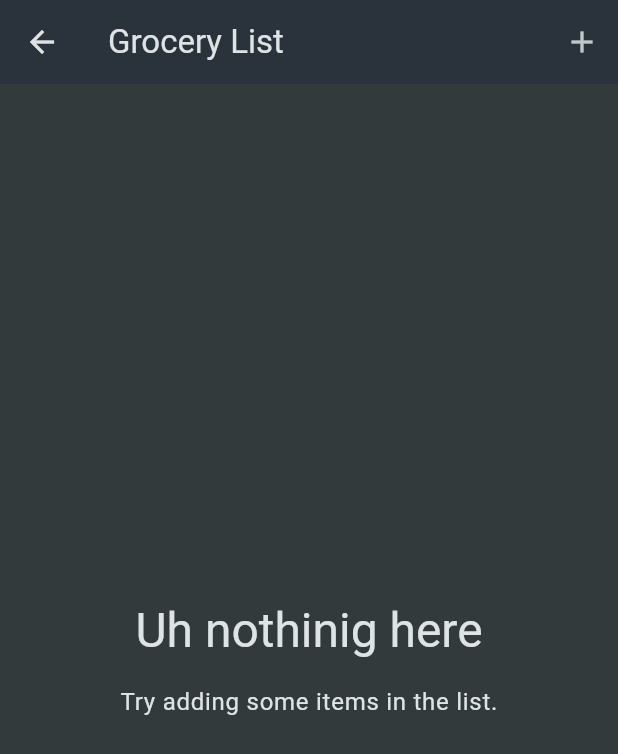
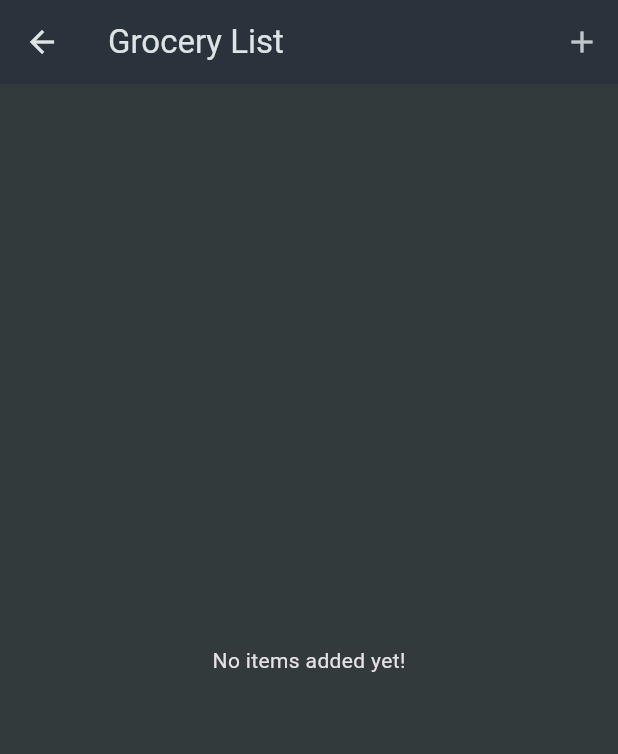
Before and after one commit to Rujalrambo/shopping_list_flutter, a Flutter app: the GroceryList screen opened directly, on a phone screen of 412 x 824 dp. Shown: the top 754 px of the screen. Run offline on Flutter 3.47's test engine with Material 3 defaults, Android fonts, the phone set to English and light mode, and no system bars.

Commit message:
using dissmissible widget to remove the item

```diff
--- a/lib/widgets/grocery_list.dart
+++ b/lib/widgets/grocery_list.dart
@@ -25,41 +25,26 @@ class _GroceryListState extends State<GroceryList> {
     });
   }
 
+  void _removeItem(GroceryItem item) {
+    setState(() {
+      _groceryItems.remove(item);
+    });
+  }
+
   @override
   Widget build(BuildContext context) {
-    return Scaffold(
-      appBar: AppBar(
-        title: const Text('Grocery List'),
-        actions: [IconButton(onPressed: _addItem, icon: Icon(Icons.add))],
-      ),
-      body:
-          _groceryItems.isEmpty
-              ? Center(
-                child: Column(
-                  mainAxisSize: MainAxisSize.min,
-                  children: [
-                    Text(
-                      'Uh nothinig here',
-                      style: Theme.of(
-                        context,
-                      ).textTheme.headlineLarge!.copyWith(
-                        color: Theme.of(context).colorScheme.onSurface,
-                      ),
-                    ),
-                    const SizedBox(height: 16),
-                    Text(
-                      'Try adding some items in the list.',
-                      style: Theme.of(context).textTheme.bodyLarge!.copyWith(
-                        color: Theme.of(context).colorScheme.onSurface,
-                      ),
-                    ),
-                  ],
-                ),
-              )
-              : ListView.builder(
+    Widget content = const Center(child: Text('No items added yet!'));
+
+    if (_groceryItems.isNotEmpty) {
+      content = ListView.builder(
         itemCount: _groceryItems.length,
         itemBuilder:
-                    (ctx, index) => ListTile(
+            (ctx, index) => Dismissible(
+              key: ValueKey(_groceryItems[index].id),
+              onDismissed: (direction) {
+                _removeItem(_groceryItems[index]);
+              },
+              child: ListTile(
                 title: Text(_groceryItems[index].name),
                 leading: Container(
                   width: 24,
@@ -71,4 +56,56 @@ class _GroceryListState extends State<GroceryList> {
             ),
       );
     }
+    return Scaffold(
+      appBar: AppBar(
+        title: const Text('Grocery List'),
+        actions: [IconButton(onPressed: _addItem, icon: Icon(Icons.add))],
+      ),
+      body: content,
+    );
   }
+}
+
+    // return Scaffold(
+    //   appBar: AppBar(
+    //     title: const Text('Grocery List'),
+    //     actions: [IconButton(onPressed: _addItem, icon: Icon(Icons.add))],
+    //   ),
+    //   body:
+    //       _groceryItems.isEmpty
+    //           ? Center(
+    //             child: Column(
+    //               mainAxisSize: MainAxisSize.min,
+    //               children: [
+    //                 Text(
+    //                   'Uh nothinig here',
+    //                   style: Theme.of(
+    //                     context,
+    //                   ).textTheme.headlineLarge!.copyWith(
+    //                     color: Theme.of(context).colorScheme.onSurface,
+    //                   ),
+    //                 ),
+    //                 const SizedBox(height: 16),
+    //                 Text(
+    //                   'Try adding some items in the list.',
+    //                   style: Theme.of(context).textTheme.bodyLarge!.copyWith(
+    //                     color: Theme.of(context).colorScheme.onSurface,
+    //                   ),
+    //                 ),
+    //               ],
+    //             ),
+    //           )
+    //           : ListView.builder(
+    //             itemCount: _groceryItems.length,
+    //             itemBuilder:
+    //                 (ctx, index) => ListTile(
+    //                   title: Text(_groceryItems[index].name),
+    //                   leading: Container(
+    //                     width: 24,
+    //                     height: 24,
+    //                     color: _groceryItems[index].category.color,
+    //                   ),
+    //                   trailing: Text(_groceryItems[index].quantity.toString()),
+    //                 ),
+    //           ),
+    // );
```
Lines whose indentation alone changed are shown as unchanged.
